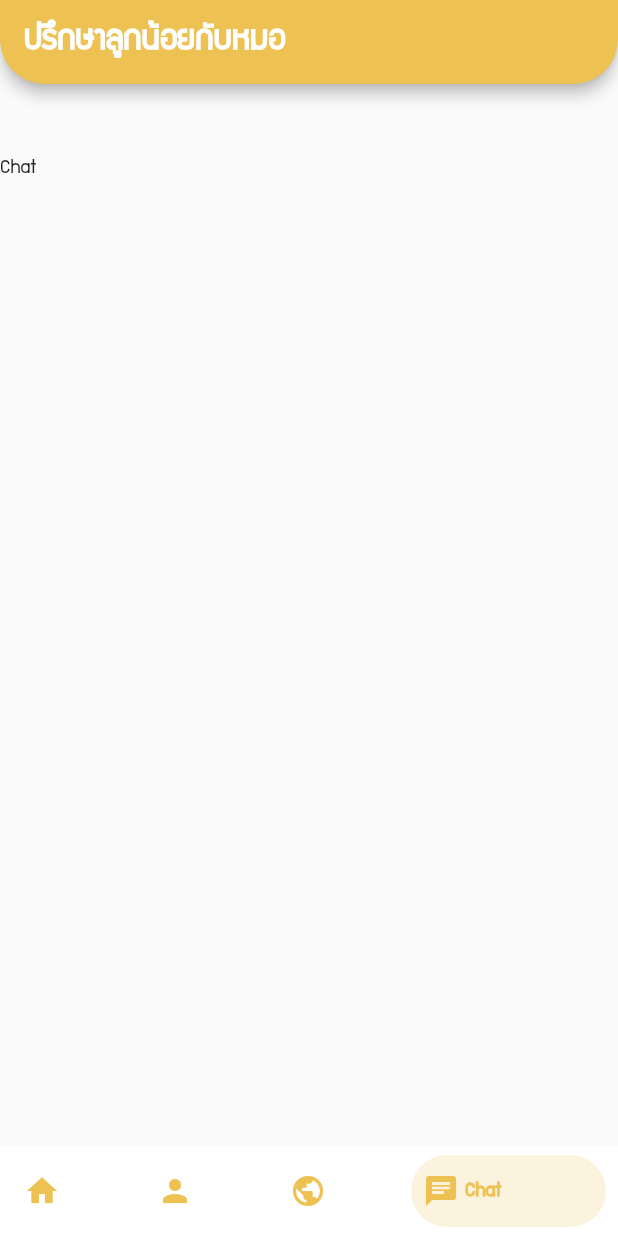
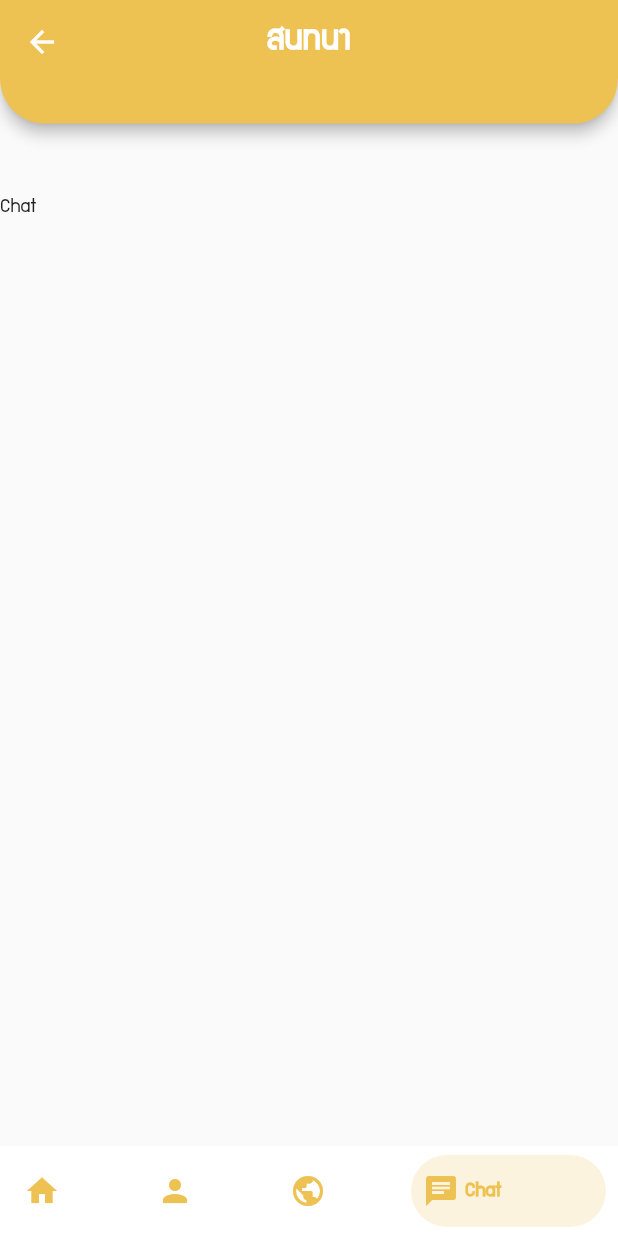
Before and after one commit to int-pro-2/dekcare-frontend, a Flutter app: the Landing screen opened directly, item 4 of the bottom bar chosen, on a phone screen of 412 x 824 dp. Run offline on Flutter 3.47's test engine with Material 2 defaults, Android fonts, the phone set to English and light mode, and no system bars; drawn by our look-alikes of bottom_navy_bar.

Commit message:
[UPDATE] : Implement top navigation bar

```diff
--- /dev/null
+++ b/lib/Components/TopBar.dart
@@ -0,0 +1,44 @@
+import 'package:flutter/material.dart';
+// import 'package:dekcare_frontend/Screens/Forum.dart';
+// import 'package:dekcare_frontend/Screens/chat.dart';
+// import 'package:dekcare_frontend/Screens/consult.dart';
+import 'package:dekcare_frontend/Screens/landing.dart';
+import 'package:dekcare_frontend/Components/constants.dart';
+
+class TopBar extends StatelessWidget
+// implements PreferredSizeWidget
+{
+  final String titleText;
+  final bool enableBackButton;
+  // Size get preferredSize => const Size.fromHeight(80);
+  TopBar({required this.titleText, required this.enableBackButton});
+  @override
+  Widget build(BuildContext context) {
+    return AppBar(
+      centerTitle: true,
+      title: Text(
+        titleText,
+        style: TextStyle(fontWeight: FontWeight.bold, fontSize: 24),
+      ),
+      backgroundColor: yellowPrimary,
+      shape: RoundedRectangleBorder(
+        borderRadius: BorderRadius.vertical(bottom: Radius.circular(30)),
+      ),
+      leading: IconButton(
+        icon: Icon(Icons.arrow_back),
+        onPressed: () {
+          if (enableBackButton == true) {
+            Navigator.push(context, MaterialPageRoute(builder: (context) {
+              return Landing();
+            }));
+          }
+        },
+        tooltip: 'Back',
+        splashColor:
+            enableBackButton == true ? whitePrimary : Colors.transparent,
+        color: enableBackButton == true ? Colors.white : Colors.transparent,
+        enableFeedback: enableBackButton == true ? true : false,
+      ),
+    );
+  }
+}
--- a/lib/Screens/chat.dart
+++ b/lib/Screens/chat.dart
@@ -1,5 +1,6 @@
 import 'package:dekcare_frontend/Components/navBar/nav.dart';
 import 'package:dekcare_frontend/Components/constants.dart';
+import 'package:dekcare_frontend/Components/TopBar.dart';
 import 'package:flutter/material.dart';
 
 class Chat extends StatefulWidget {
@@ -16,15 +17,12 @@ class _ChatState extends State<Chat> {
     return MaterialApp(
         theme: ThemeData(fontFamily: 'supermarket'),
         home: Scaffold(
-            appBar: AppBar(
-                title: const Text(
-                  'ปรึกษาลูกน้อยกับหมอ',
-                  style: TextStyle(fontWeight: FontWeight.bold, fontSize: 24),
-                ),
-                backgroundColor: yellowPrimary,
-                shape: RoundedRectangleBorder(
-                    borderRadius:
-                        BorderRadius.vertical(bottom: Radius.circular(30)))),
+            appBar: PreferredSize(
+                preferredSize: Size.fromHeight(height * 0.1),
+                child: TopBar(
+                  titleText: 'สนทนา',
+                  enableBackButton: true,
+                )),
             bottomNavigationBar: Nav(
               currentIndex: 3,
             ),
```
Also changed, not shown: lib/Screens/consult.dart (+11 -3 lines).
